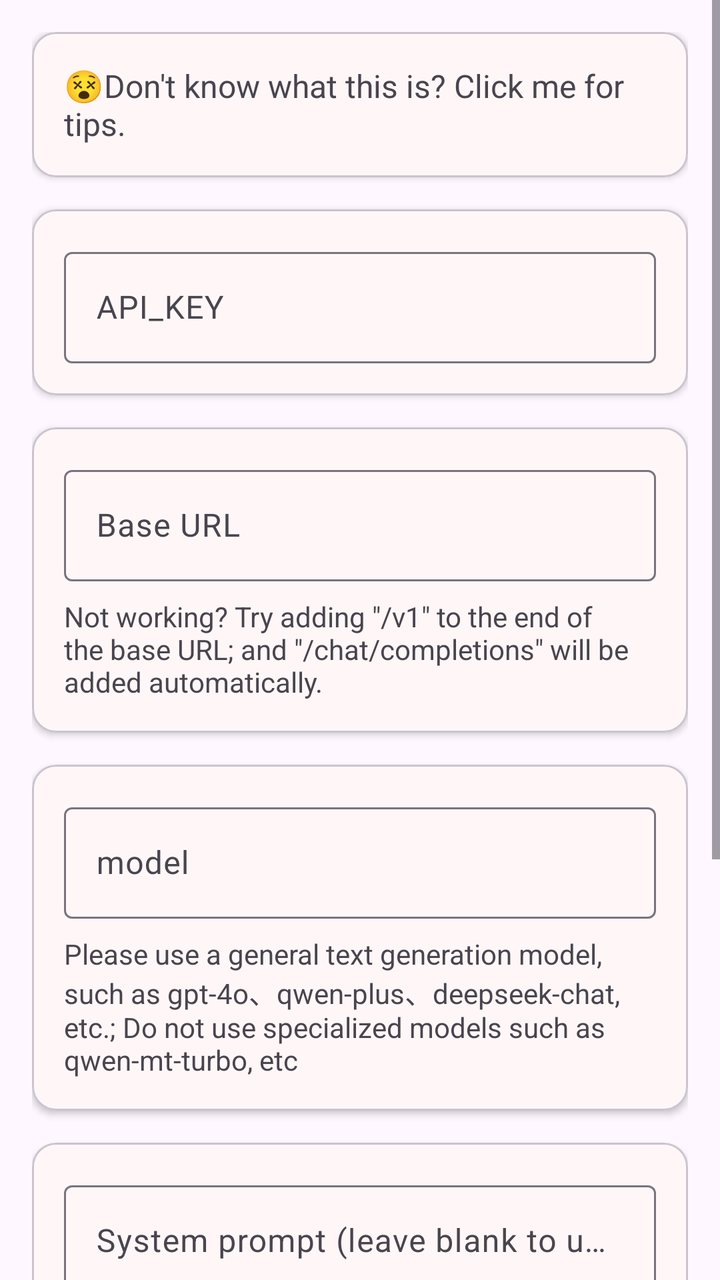
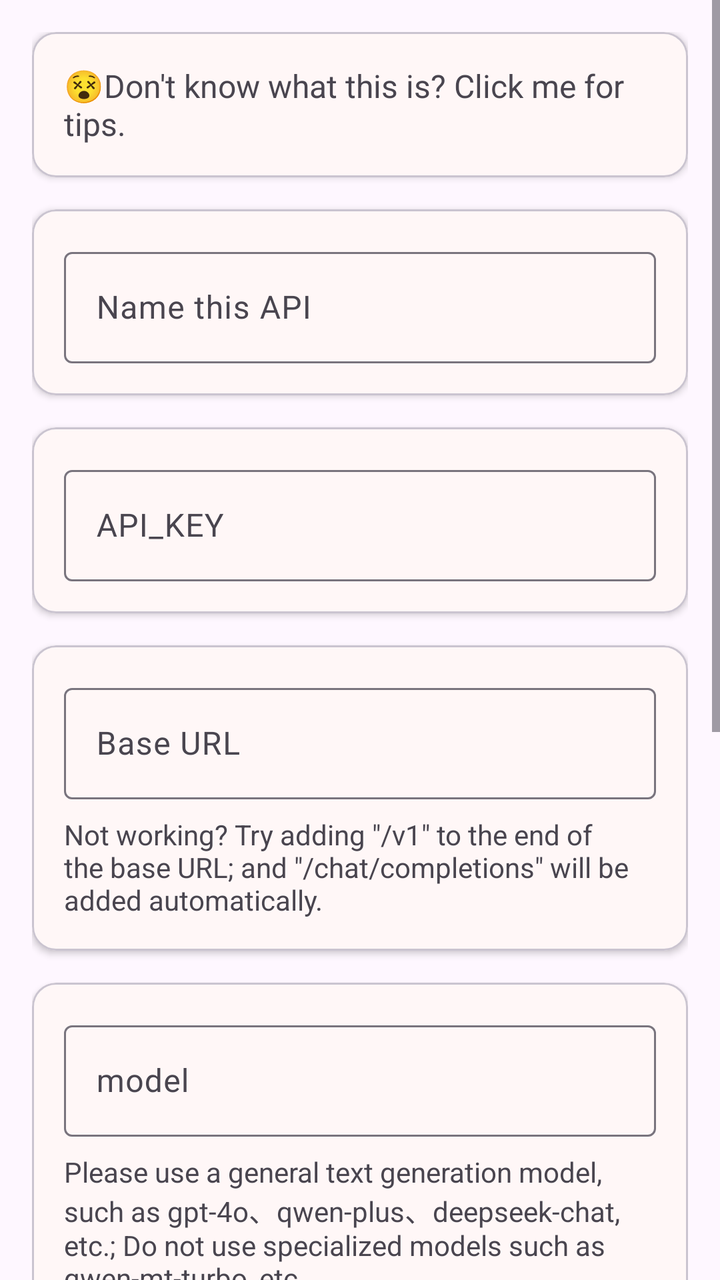

Screens rendered from an Android XML layout before and after an edit, with the pre-edit source and the edit as a unified diff.
<!-- AndroidManifest.xml: application theme Theme.MT -->
<!-- res/layout/fragment_openai_api.xml -->
<?xml version="1.0" encoding="utf-8"?>
<ScrollView xmlns:android="http://schemas.android.com/apk/res/android"
    xmlns:app="http://schemas.android.com/apk/res-auto"
    android:layout_width="match_parent"
    android:layout_height="match_parent"
    android:fitsSystemWindows="true">

    <LinearLayout
        android:layout_width="match_parent"
        android:layout_height="wrap_content"
        android:orientation="vertical"
        android:padding="16dp">

        
        <com.google.android.material.card.MaterialCardView
            android:id="@+id/introduce"
            android:layout_width="match_parent"
            android:layout_height="wrap_content"
            android:layout_marginBottom="16dp"
            app:cardBackgroundColor="@color/card_background"
            app:cardElevation="2dp">

            <LinearLayout
                android:layout_width="match_parent"
                android:layout_height="wrap_content"
                android:orientation="vertical"
                android:padding="16dp">

                <TextView
                    android:layout_width="match_parent"
                    android:layout_height="wrap_content"
                    android:textSize="16sp"
                    android:text="@string/dont_know_custom">
                </TextView>

            </LinearLayout>

        </com.google.android.material.card.MaterialCardView>

        
        <com.google.android.material.card.MaterialCardView
            android:layout_width="match_parent"
            android:layout_height="wrap_content"
            android:layout_marginBottom="16dp"
            app:cardBackgroundColor="@color/card_background"
            app:cardElevation="2dp">

            <LinearLayout
                android:layout_width="match_parent"
                android:layout_height="wrap_content"
                android:orientation="vertical"
                android:padding="16dp">

                <com.google.android.material.textfield.TextInputLayout
                    android:layout_width="match_parent"
                    android:layout_height="wrap_content">

                    <com.google.android.material.textfield.TextInputEditText
                        android:id="@+id/editApiKey"
                        android:layout_width="match_parent"
                        android:layout_height="wrap_content"
                        android:hint="@string/api_key" />
                </com.google.android.material.textfield.TextInputLayout>
            </LinearLayout>
        </com.google.android.material.card.MaterialCardView>

        
        <com.google.android.material.card.MaterialCardView
            android:layout_width="match_parent"
            android:layout_height="wrap_content"
            android:layout_marginBottom="16dp"
            app:cardBackgroundColor="@color/card_background"
            app:cardElevation="2dp">

            <LinearLayout
                android:layout_width="match_parent"
                android:layout_height="wrap_content"
                android:orientation="vertical"
                android:padding="16dp">

                <com.google.android.material.textfield.TextInputLayout
                    android:layout_width="match_parent"
                    android:layout_height="wrap_content">

                    <com.google.android.material.textfield.TextInputEditText
                        android:id="@+id/editBaseUrl"
                        android:layout_width="match_parent"
                        android:layout_height="wrap_content"
                        android:hint="@string/base_url" />
                </com.google.android.material.textfield.TextInputLayout>

                <TextView
                    android:layout_width="wrap_content"
                    android:layout_height="wrap_content"
                    android:layout_marginTop="8dp"
                    android:text="@string/base_url_tips"
                    android:textColor="?android:textColorSecondary" />

            </LinearLayout>
        </com.google.android.material.card.MaterialCardView>

        
        <com.google.android.material.card.MaterialCardView
            android:layout_width="match_parent"
            android:layout_height="wrap_content"
            android:layout_marginBottom="16dp"
            app:cardBackgroundColor="@color/card_background"
            app:cardElevation="2dp">

            <LinearLayout
                android:layout_width="match_parent"
                android:layout_height="wrap_content"
                android:orientation="vertical"
                android:padding="16dp">

                <com.google.android.material.textfield.TextInputLayout
                    android:layout_width="match_parent"
                    android:layout_height="wrap_content">

                    <com.google.android.material.textfield.TextInputEditText
                        android:id="@+id/editModelName"
                        android:layout_width="match_parent"
                        android:layout_height="wrap_content"
                        android:hint="@string/model" />
                </com.google.android.material.textfield.TextInputLayout>

                <TextView
                    android:layout_width="wrap_content"
                    android:layout_height="wrap_content"
                    android:layout_marginTop="8dp"
                    android:text="@string/model_tips"
                    android:textColor="?android:textColorSecondary" />

            </LinearLayout>
        </com.google.android.material.card.MaterialCardView>

        
        <com.google.android.material.card.MaterialCardView
            android:layout_width="match_parent"
            android:layout_height="wrap_content"
            android:layout_marginBottom="16dp"
            app:cardBackgroundColor="@color/card_background"
            app:cardElevation="2dp">

            <LinearLayout
                android:layout_width="match_parent"
                android:layout_height="wrap_content"
                android:orientation="vertical"
                android:padding="16dp">

                <com.google.android.material.textfield.TextInputLayout
                    android:layout_width="match_parent"
                    android:layout_height="wrap_content">

                    <com.google.android.material.textfield.TextInputEditText
                        android:id="@+id/editSystemPrompt"
                        android:layout_width="match_parent"
                        android:layout_height="wrap_content"
                        android:hint="@string/system_prompt" />

                </com.google.android.material.textfield.TextInputLayout>

            </LinearLayout>
        </com.google.android.material.card.MaterialCardView>

        
        <com.google.android.material.card.MaterialCardView
            android:layout_width="match_parent"
            android:layout_height="wrap_content"
            android:layout_marginBottom="16dp"
            app:cardBackgroundColor="@color/card_background"
            app:cardElevation="2dp">

            <LinearLayout
                android:layout_width="match_parent"
                android:layout_height="wrap_content"
                android:orientation="vertical"
                android:padding="16dp">

                <com.google.android.material.textfield.TextInputLayout
                    android:layout_width="match_parent"
                    android:layout_height="wrap_content">

                    <com.google.android.material.textfield.TextInputEditText
                        android:id="@+id/editUserPrompt"
                        android:layout_width="match_parent"
                        android:layout_height="wrap_content"
                        android:hint="@string/user_prompt" />

                </com.google.android.material.textfield.TextInputLayout>

                <TextView
                    android:layout_width="wrap_content"
                    android:layout_height="wrap_content"
                    android:layout_marginTop="8dp"
                    android:text="@string/openai_use_source_text"
                    android:textColor="?android:textColorSecondary" />

            </LinearLayout>
        </com.google.android.material.card.MaterialCardView>

        
        <Button
            android:id="@+id/btnSave"
            android:layout_width="match_parent"
            android:layout_height="wrap_content"
            android:layout_marginTop="8dp"
            android:text="@string/save_configuration" />

    </LinearLayout>
</ScrollView>
<!-- resources referenced by this layout -->
<resources>
  <color name="card_background">#FFF7F7</color>
  <string name="api_key">API_KEY</string>
  <string name="base_url">Base URL</string>
  <string name="base_url_tips">Not working? Try adding \"/v1\" to the end of the base URL; and \"/chat/completions\" will be added automatically.</string>
  <string name="dont_know_custom">😵Don\'t know what this is? Click me for tips.</string>
  <string name="model">model</string>
  <string name="model_tips">Please use a general text generation model, such as gpt-4o、qwen-plus、deepseek-chat, etc.; Do not use specialized models such as qwen-mt-turbo, etc</string>
  <string name="openai_use_source_text">In the user prompt, use \"usefromlang\" to represent the source language, \"usetolang\" to represent the target language, and \"usesourcetext\" to represent the text to be translated</string>
  <string name="save_configuration">Save Configuration</string>
  <string name="system_prompt">System prompt (leave blank to use the default)</string>
  <string name="user_prompt">User prompt (leave blank to use default)</string>
  <style name="Theme.MT" parent="Base.Theme.MT">
          
          <item name="android:navigationBarColor">@android:color/transparent</item>
          <item name="android:statusBarColor">@android:color/transparent</item>
          <item name="android:windowLightStatusBar">?attr/isLightTheme</item>
      </style>
  <style name="Base.Theme.MT" parent="Theme.Material3.Light.NoActionBar">
          <item name="colorPrimary">#55AEEA</item>
          <item name="android:navigationBarColor">
              @android:color/transparent
          </item>
          <item name="android:enforceNavigationBarContrast">false</item>
          <item name="android:enforceStatusBarContrast">false</item>
      </style>
</resources>

<!-- the commit's change to res/layout/fragment_openai_api.xml (unified diff, before → after) -->
@@ -56,6 +56,33 @@
                     android:layout_height="wrap_content">
 
                     <com.google.android.material.textfield.TextInputEditText
+                        android:id="@+id/editProviderName"
+                        android:layout_width="match_parent"
+                        android:layout_height="wrap_content"
+                        android:hint="@string/custom_api_name_hint" />
+                </com.google.android.material.textfield.TextInputLayout>
+            </LinearLayout>
+        </com.google.android.material.card.MaterialCardView>
+
+        
+        <com.google.android.material.card.MaterialCardView
+            android:layout_width="match_parent"
+            android:layout_height="wrap_content"
+            android:layout_marginBottom="16dp"
+            app:cardBackgroundColor="@color/card_background"
+            app:cardElevation="2dp">
+
+            <LinearLayout
+                android:layout_width="match_parent"
+                android:layout_height="wrap_content"
+                android:orientation="vertical"
+                android:padding="16dp">
+
+                <com.google.android.material.textfield.TextInputLayout
+                    android:layout_width="match_parent"
+                    android:layout_height="wrap_content">
+
+                    <com.google.android.material.textfield.TextInputEditText
                         android:id="@+id/editApiKey"
                         android:layout_width="match_parent"
                         android:layout_height="wrap_content"
@@ -207,5 +234,14 @@
             android:layout_marginTop="8dp"
             android:text="@string/save_configuration" />
 
+        
+        <Button
+            android:id="@+id/btnDelete"
+            android:layout_width="match_parent"
+            android:layout_height="wrap_content"
+            android:layout_marginTop="8dp"
+            android:text="@string/custom_api_delete"
+            style="?attr/materialButtonOutlinedStyle" />
+
     </LinearLayout>
 </ScrollView>
<!-- resource entries referenced after the edit -->
@@ -4,6 +4,8 @@
   <string name="api_key">API_KEY</string>
   <string name="base_url">Base URL</string>
   <string name="base_url_tips">Not working? Try adding \"/v1\" to the end of the base URL; and \"/chat/completions\" will be added automatically.</string>
+  <string name="custom_api_delete">Delete This API</string>
+  <string name="custom_api_name_hint">Name this API</string>
   <string name="dont_know_custom">😵Don\'t know what this is? Click me for tips.</string>
   <string name="model">model</string>
   <string name="model_tips">Please use a general text generation model, such as gpt-4o、qwen-plus、deepseek-chat, etc.; Do not use specialized models such as qwen-mt-turbo, etc</string>
